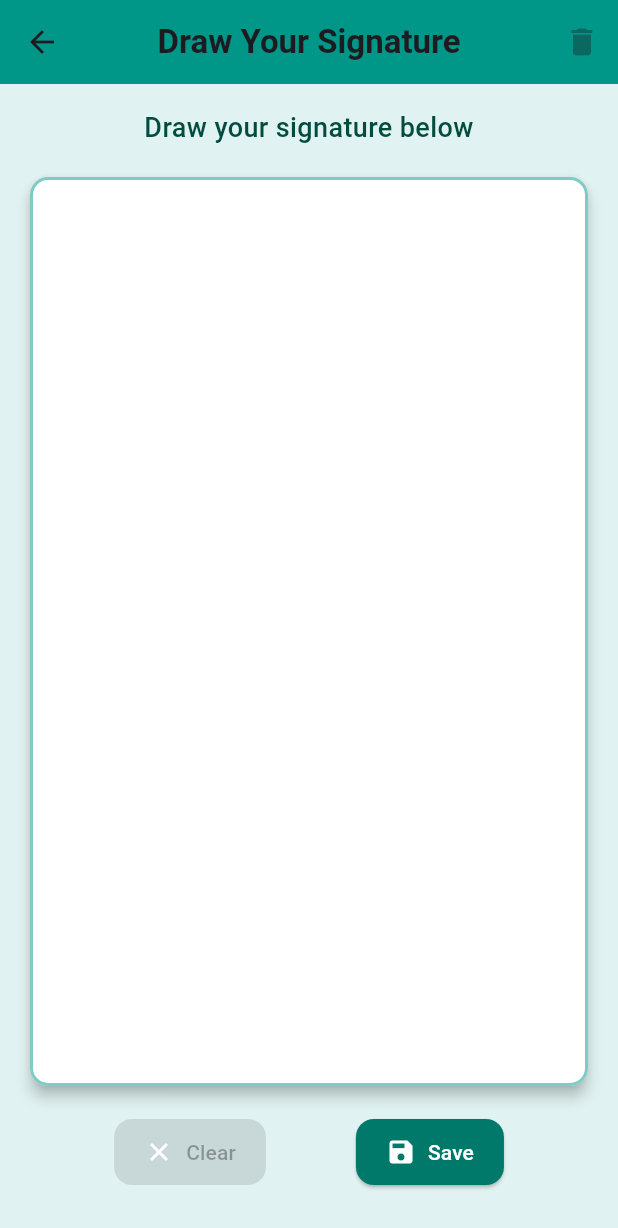
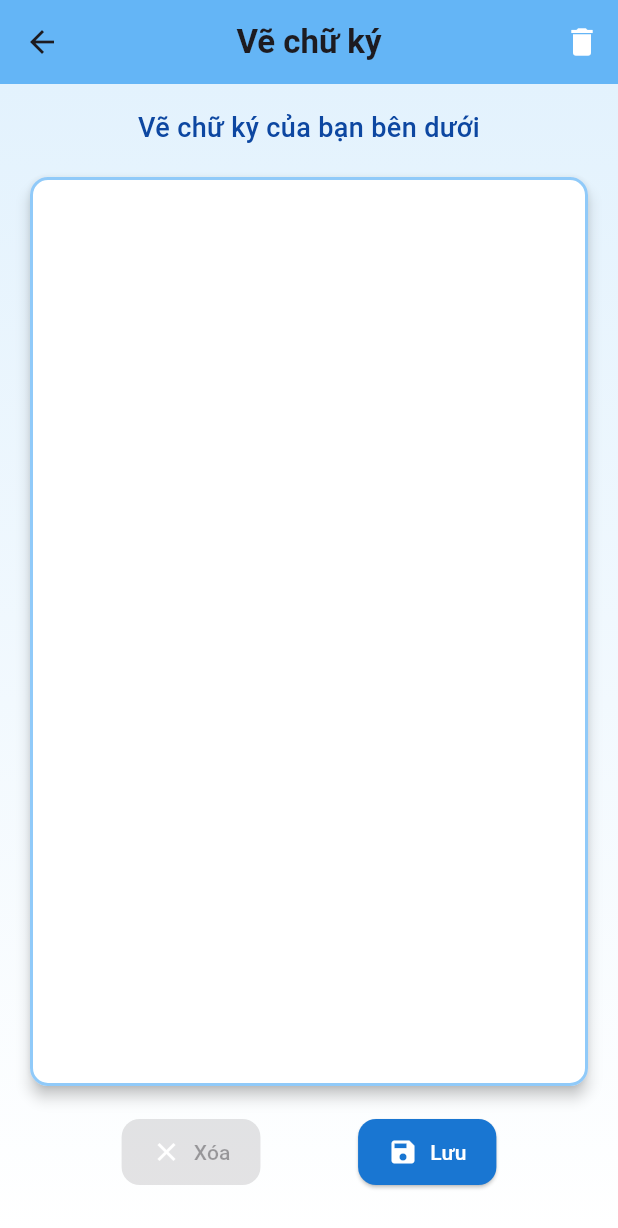
Before and after one commit to MDuuc/pdf_view, a Flutter app: the screen it shows after launch, after a tap on "Vẽ chữ ký", on a phone screen of 412 x 824 dp. Shown: the top 1228 px of the screen. Run offline on Flutter 3.47's test engine with Material 3 defaults, Android fonts, the phone set to English and light mode, and no system bars; our stand-ins replace file_picker, image_picker, open_file, pdf; missing offline and left inert: pdfx.

Commit message:
Update UI

```diff
--- a/view_pdf/lib/page/home_screen.dart
+++ b/view_pdf/lib/page/home_screen.dart
@@ -53,7 +53,7 @@ class _HomeScreenState extends State<HomeScreen> {
           onSignatureSaved: (signaturePath) {
             if (mounted) {
               setState(() {
-                _imagePath = signaturePath; // Use signature as image
+                _imagePath = signaturePath;
               });
             }
           },
@@ -115,10 +115,10 @@ class _HomeScreenState extends State<HomeScreen> {
     return Scaffold(
       appBar: AppBar(
         title: Text(
-          'PDF Editor',
+          'Tải tài liệu',
           style: TextStyle(fontWeight: FontWeight.bold),
         ),
-        backgroundColor: Colors.teal,
+        backgroundColor: Colors.blue.shade300,
         elevation: 0,
         centerTitle: true,
       ),
@@ -127,7 +127,7 @@ class _HomeScreenState extends State<HomeScreen> {
           gradient: LinearGradient(
             begin: Alignment.topCenter,
             end: Alignment.bottomCenter,
-            colors: [Colors.teal.shade50, Colors.white],
+            colors: [Colors.blue.shade50, Colors.white],
           ),
         ),
         child: Center(
@@ -137,76 +137,200 @@ class _HomeScreenState extends State<HomeScreen> {
               mainAxisAlignment: MainAxisAlignment.center,
               crossAxisAlignment: CrossAxisAlignment.stretch,
               children: [
-                // Welcome Header
+                // PDF Selection Section
                 Text(
-                  'Chỉnh sửa PDF dễ dàng',
+                  'Ẩn để chọn file để tải lên',
                   style: TextStyle(
-                    fontSize: 24,
-                    fontWeight: FontWeight.bold,
-                    color: Colors.teal.shade900,
+                    fontSize: 16,
+                    color: Colors.blue.shade700,
                   ),
                   textAlign: TextAlign.center,
                 ),
+                SizedBox(height: 16),
+                Container(
+                  padding: EdgeInsets.all(16),
+                  decoration: BoxDecoration(
+                    border: Border.all(color: Colors.blue.shade200, style: BorderStyle.solid, width: 1),
+                    borderRadius: BorderRadius.circular(8),
+                  ),
+                  child: Row(
+                    mainAxisAlignment: MainAxisAlignment.center,
+                    children: [
+                      Icon(Icons.upload_file, color: Colors.blue),
+                      SizedBox(width: 8),
+                      TextButton(
+                        onPressed: () {
+                          _pickPDF();
+                        },
+                        child: Text(
+                          'Chọn file',
+                          style: TextStyle(color: Colors.blue, fontSize: 16),
+                        ),
+                      ),
+                    ],
+                  ),
+                ),
+                SizedBox(height: 16),
+
+                // Document Name
+                Text(
+                  'Tên tài liệu',
+                  style: TextStyle(fontSize: 16, color: Colors.black87),
+                ),
                 SizedBox(height: 8),
+                Container(
+                  padding: EdgeInsets.symmetric(horizontal: 12, vertical: 8),
+                  decoration: BoxDecoration(
+                    border: Border.all(color: Colors.grey.shade300),
+                    borderRadius: BorderRadius.circular(8),
+                  ),
+                  child: Row(
+                    children: [
+                      Expanded(
+                        child: Text(
+                          _pdfPath != null ? _pdfPath!.split('/').last : 'Chưa chọn tệp PDF',
+                          style: TextStyle(color: Colors.black54),
+                          overflow: TextOverflow.ellipsis,
+                        ),
+                      ),
+                      if (_pdfPath != null)
+                        IconButton(
+                          icon: Icon(Icons.close, color: Colors.grey),
+                          onPressed: () {
+                            setState(() {
+                              _pdfPath = null;
+                            });
+                          },
+                        ),
+                    ],
+                  ),
+                ),
+                SizedBox(height: 16),
+
+                // Image and Signature Buttons (on the same row)
+                Row(
+                  children: [
+                    Expanded(
+                      child: ElevatedButton(
+                        onPressed: _isProcessing ? null : _pickImage,
+                        style: ElevatedButton.styleFrom(
+                          backgroundColor: Colors.blue.shade100,
+                          padding: EdgeInsets.symmetric(vertical: 12),
+                          shape: RoundedRectangleBorder(
+                            borderRadius: BorderRadius.circular(8),
+                          ),
+                        ),
+                        child: Text(
+                          'Chọn hình ảnh',
+                          style: TextStyle(color: Colors.blue.shade900),
+                        ),
+                      ),
+                    ),
+                    SizedBox(width: 16),
+                    Expanded(
+                      child: ElevatedButton(
+                        onPressed: _isProcessing ? null : _drawSignature,
+                        style: ElevatedButton.styleFrom(
+                          backgroundColor: Colors.blue.shade100,
+                          padding: EdgeInsets.symmetric(vertical: 12),
+                          shape: RoundedRectangleBorder(
+                            borderRadius: BorderRadius.circular(8),
+                          ),
+                        ),
+                        child: Text(
+                          'Vẽ chữ ký',
+                          style: TextStyle(color: Colors.blue.shade900),
+                        ),
+                      ),
+                    ),
+                  ],
+                ),
+                SizedBox(height: 16),
+
+                // Image Name (always shown)
                 Text(
-                  'Chọn tệp, thêm chữ ký hoặc hình ảnh, và xem trước PDF.',
-                  style: TextStyle(
-                    fontSize: 16,
-                    color: Colors.teal.shade700,
+                  'Tên ảnh',
+                  style: TextStyle(fontSize: 16, color: Colors.black87),
+                ),
+                SizedBox(height: 8),
+                Container(
+                  padding: EdgeInsets.symmetric(horizontal: 12, vertical: 8),
+                  decoration: BoxDecoration(
+                    border: Border.all(color: Colors.grey.shade300),
+                    borderRadius: BorderRadius.circular(8),
                   ),
-                  textAlign: TextAlign.center,
+                  child: Row(
+                    children: [
+                      Expanded(
+                        child: Text(
+                          _imagePath != null ? _imagePath!.split('/').last : 'Chưa chọn hình ảnh',
+                          style: TextStyle(color: Colors.black54),
+                          overflow: TextOverflow.ellipsis,
+                        ),
+                      ),
+                      if (_imagePath != null)
+                        IconButton(
+                          icon: Icon(Icons.close, color: Colors.grey),
+                          onPressed: () {
+                            setState(() {
+                              _imagePath = null;
+                            });
+                          },
+                        ),
+                    ],
+                  ),
+                ),
+                SizedBox(height: 16),
+
+                // Open PDF Section (always shown)
+                Text(
+                  'Mở file PDF',
+                  style: TextStyle(fontSize: 16, color: Colors.black87),
+                ),
+                SizedBox(height: 8),
+                Container(
+                  padding: EdgeInsets.symmetric(horizontal: 12, vertical: 8),
+                  decoration: BoxDecoration(
+                    border: Border.all(color: Colors.grey.shade300),
+                    borderRadius: BorderRadius.circular(8),
+                  ),
+                  child: Row(
+                    children: [
+                      Expanded(
+                        child: Text(
+                          _pdfPath != null ? _pdfPath!.split('/').last : 'Chưa chọn tệp PDF',
+                          style: TextStyle(color: Colors.black54),
+                          overflow: TextOverflow.ellipsis,
+                        ),
+                      ),
+                      if (_pdfPath != null)
+                        IconButton(
+                          icon: Icon(Icons.delete, color: Colors.red),
+                          onPressed: () {
+                            setState(() {
+                              _pdfPath = null;
+                            });
+                          },
+                        ),
+                    ],
+                  ),
                 ),
                 SizedBox(height: 32),
 
-                // PDF Button
-                _buildActionCard(
-                  icon: Icons.picture_as_pdf,
-                  title: 'Chọn file PDF',
-                  subtitle: _pdfPath != null
-                      ? _pdfPath!.split('/').last
-                      : 'Chưa chọn tệp PDF',
-                  onTap: _isProcessing ? null : _pickPDF,
-                  color: Colors.teal,
-                ),
-
-                // Image Button
-                _buildActionCard(
-                  icon: Icons.image,
-                  title: 'Chọn ảnh',
-                  subtitle: _imagePath != null
-                      ? _imagePath!.split('/').last
-                      : 'Chưa chọn hình ảnh',
-                  onTap: _isProcessing ? null : _pickImage,
-                  color: Colors.blue,
-                ),
-
-                // Signature Button
-                _buildActionCard(
-                  icon: Icons.edit,
-                  title: 'Vẽ chữ ký',
-                  subtitle: _imagePath != null && _imagePath!.contains('signature')
-                      ? 'Chữ ký đã được vẽ'
-                      : 'Tạo chữ ký mới',
-                  onTap: _isProcessing ? null : _drawSignature,
-                  color: Colors.purple,
-                ),
-
-                // View PDF Button
-                _buildActionCard(
-                  icon: Icons.visibility,
-                  title: 'Xem PDF',
-                  subtitle: 'Xem và chỉnh sửa PDF với hình ảnh hoặc chữ ký',
-                  onTap: _isProcessing ? null : _viewPDF,
-                  color: Colors.orange,
-                ),
-
-                // Open PDF Button
-                _buildActionCard(
-                  icon: Icons.open_in_new,
-                  title: 'Mở file PDF',
-                  subtitle: 'Mở PDF trong ứng dụng mặc định',
-                  onTap: _isProcessing ? null : _openPDF,
-                  color: Colors.green,
+                // Continue Button
+                ElevatedButton(
+                  onPressed: _isProcessing ? null : _viewPDF,
+                  style: ElevatedButton.styleFrom(
+                    backgroundColor: Colors.blue.shade300,
+                    padding: EdgeInsets.symmetric(vertical: 16),
+                    shape: RoundedRectangleBorder(
+                      borderRadius: BorderRadius.circular(8),
+                    ),
+                  ),
+                  child: Text(
+                    'Đi tiếp',
+                    style: TextStyle(fontSize: 16, color: Colors.white),
+                  ),
                 ),
               ],
             ),
@@ -215,61 +339,4 @@ class _HomeScreenState extends State<HomeScreen> {
       ),
     );
   }
-
-  Widget _buildActionCard({
-    required IconData icon,
-    required String title,
-    required String subtitle,
-    required VoidCallback? onTap,
-    required Color color,
-  }) {
-    return Padding(
-      padding: const EdgeInsets.only(bottom: 16.0),
-      child: Card(
-        elevation: 4,
-        shape: RoundedRectangleBorder(borderRadius: BorderRadius.circular(12)),
-        child: InkWell(
-          onTap: onTap,
-          borderRadius: BorderRadius.circular(12),
-          child: Padding(
-            padding: const EdgeInsets.all(16.0),
-            child: Row(
-              children: [
-                CircleAvatar(
-                  backgroundColor: color.withOpacity(0.1),
-                  child: Icon(icon, color: color, size: 28),
-                ),
-                SizedBox(width: 16),
-                Expanded(
-                  child: Column(
-                    crossAxisAlignment: CrossAxisAlignment.start,
-                    children: [
-                      Text(
-                        title,
-                        style: TextStyle(
-                          fontSize: 18,
-                          fontWeight: FontWeight.w600,
-                          color: Colors.teal.shade900,
-                        ),
-                      ),
-                      SizedBox(height: 4),
-                      Text(
-                        subtitle,
-                        style: TextStyle(
-                          fontSize: 14,
-                          color: Colors.grey.shade600,
-                        ),
-                        overflow: TextOverflow.ellipsis,
-                      ),
-                    ],
-                  ),
-                ),
-                Icon(Icons.arrow_forward_ios, size: 16, color: Colors.grey.shade400),
-              ],
-            ),
-          ),
-        ),
-      ),
-    );
-  }
 }
--- a/view_pdf/lib/page/signature_pad.dart
+++ b/view_pdf/lib/page/signature_pad.dart
@@ -142,7 +142,7 @@ class _SignaturePadState extends State<SignaturePad> {
 
           // Save file PNG with a random name
           final tempDir = await getTemporaryDirectory();
-          final randomString = DateTime.now().millisecondsSinceEpoch.toString(); // Generate random string from timestamp
+          final randomString = DateTime.now().millisecondsSinceEpoch.toString();
           final signaturePath = '${tempDir.path}/signature_$randomString.png';
           await File(signaturePath).writeAsBytes(buffer);
 
@@ -156,11 +156,11 @@ class _SignaturePadState extends State<SignaturePad> {
           Navigator.pop(context);
         } else {
           print("No valid points to save");
-          _showSnackBar('Please draw a signature before saving');
+          _showSnackBar('Vui lòng vẽ chữ ký trước khi lưu');
         }
       } else {
         print("Points list is empty");
-        _showSnackBar('Please draw a signature before saving');
+        _showSnackBar('Vui lòng vẽ chữ ký trước khi lưu');
       }
     } finally {
       setState(() {
@@ -177,7 +177,7 @@ class _SignaturePadState extends State<SignaturePad> {
           message,
           style: TextStyle(color: Colors.white),
         ),
-        backgroundColor: Colors.teal.shade700,
+        backgroundColor: Colors.blue.shade700,
         behavior: SnackBarBehavior.floating,
         shape: RoundedRectangleBorder(borderRadius: BorderRadius.circular(8)),
         duration: Duration(seconds: 1),
@@ -190,35 +190,40 @@ class _SignaturePadState extends State<SignaturePad> {
     return Scaffold(
       appBar: AppBar(
         title: Text(
-          'Draw Your Signature',
+          'Vẽ chữ ký',
           style: TextStyle(fontWeight: FontWeight.bold),
         ),
-        backgroundColor: Colors.teal,
+        backgroundColor: Colors.blue.shade300,
         elevation: 0,
         centerTitle: true,
         actions: [
           IconButton(
-            icon: Icon(Icons.delete),
+            icon: Icon(Icons.delete, color: Colors.white),
             onPressed: points.isEmpty
                 ? null
                 : () async {
                     setState(() {
                       points.clear();
                     });
-                    // Delete saved points file
                     final tempDir = await getTemporaryDirectory();
                     final pointsFile = File('${tempDir.path}/signature_points.json');
                     if (await pointsFile.exists()) {
                       await pointsFile.delete();
                     }
-                    _showSnackBar('Signature cleared');
+                    _showSnackBar('Đã xóa chữ ký');
                   },
-            tooltip: 'Clear Signature',
+            tooltip: 'Xóa chữ ký',
           ),
         ],
       ),
       body: Container(
-        color: Colors.teal.shade50,
+        decoration: BoxDecoration(
+          gradient: LinearGradient(
+            begin: Alignment.topCenter,
+            end: Alignment.bottomCenter,
+            colors: [Colors.blue.shade50, Colors.white],
+          ),
+        ),
         padding: EdgeInsets.all(16),
         child: Column(
           children: [
@@ -226,10 +231,10 @@ class _SignaturePadState extends State<SignaturePad> {
             Padding(
               padding: EdgeInsets.only(bottom: 16),
               child: Text(
-                'Draw your signature below',
+                'Vẽ chữ ký của bạn bên dưới',
                 style: TextStyle(
                   fontSize: 18,
-                  color: Colors.teal.shade900,
+                  color: Colors.blue.shade900,
                   fontWeight: FontWeight.w500,
                 ),
                 textAlign: TextAlign.center,
@@ -247,7 +252,7 @@ class _SignaturePadState extends State<SignaturePad> {
                     color: Colors.white,
                     borderRadius: BorderRadius.circular(12),
                     border: Border.all(
-                      color: Colors.teal.shade200,
+                      color: Colors.blue.shade200,
                       width: 2,
                     ),
                   ),
@@ -293,16 +298,15 @@ class _SignaturePadState extends State<SignaturePad> {
                             setState(() {
                               points.clear();
                             });
-                            // Delete saved points file
                             final tempDir = await getTemporaryDirectory();
                             final pointsFile = File('${tempDir.path}/signature_points.json');
                             if (await pointsFile.exists()) {
                               await pointsFile.delete();
                             }
-                            _showSnackBar('Signature cleared');
+                            _showSnackBar('Đã xóa chữ ký');
                           },
                     icon: Icon(Icons.clear, size: 20, color: Colors.white),
-                    label: Text('Clear'),
+                    label: Text('Xóa'),
                     style: ElevatedButton.styleFrom(
                       backgroundColor: Colors.red.shade600,
                       foregroundColor: Colors.white,
@@ -324,9 +328,9 @@ class _SignaturePadState extends State<SignaturePad> {
                             ),
                           )
                         : Icon(Icons.save, size: 20, color: Colors.white),
-                    label: Text('Save'),
+                    label: Text('Lưu'),
                     style: ElevatedButton.styleFrom(
-                      backgroundColor: Colors.teal.shade700,
+                      backgroundColor: Colors.blue.shade700,
                       foregroundColor: Colors.white,
                       shape: RoundedRectangleBorder(
                         borderRadius: BorderRadius.circular(12),
--- a/view_pdf/pubspec.yaml
+++ b/view_pdf/pubspec.yaml
@@ -42,6 +42,7 @@ dependencies:
   pdfx: ^2.8.0
   path_provider: ^2.1.5
   shared_preferences: ^2.5.3
+  share_plus: ^10.1.4
 
 dev_dependencies:
   flutter_test:
```
Also changed, not shown: view_pdf/lib/service/pdf_viewer_screen.dart (+28 -35 lines), view_pdf/pubspec.lock, 5 other files.
